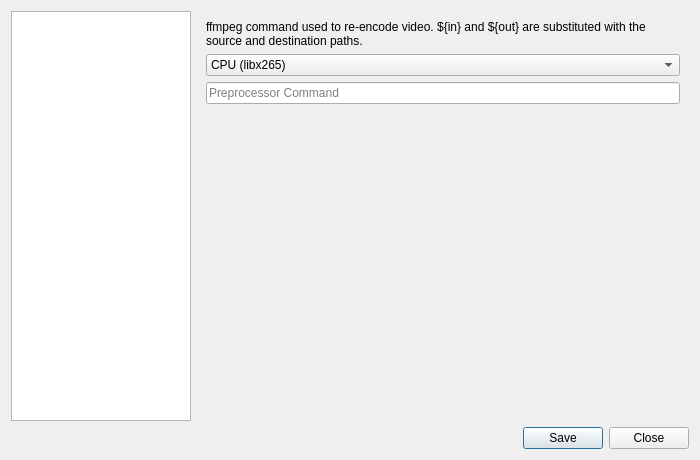
Qt form settingsdialog.ui (ryanknu/rkworkbench) before a commit.
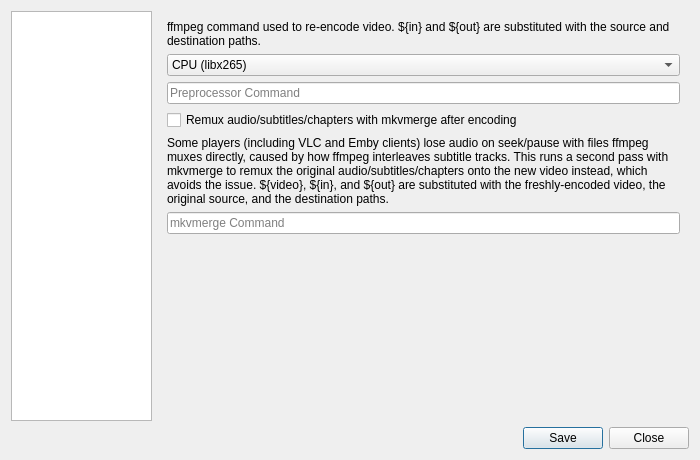
The same form after that commit. The open tabs and pages were chosen to show the change.

```diff
--- a/settingsdialog.ui
+++ b/settingsdialog.ui
@@ -351,6 +351,30 @@
            </property>
           </widget>
          </item>
+         <item>
+          <widget class="QCheckBox" name="mkvmergeRemuxCheckbox">
+           <property name="text">
+            <string>Remux audio/subtitles/chapters with mkvmerge after encoding</string>
+           </property>
+          </widget>
+         </item>
+         <item>
+          <widget class="QLabel" name="mkvmergeRemuxDesc">
+           <property name="text">
+            <string>Some players (including VLC and Emby clients) lose audio on seek/pause with files ffmpeg muxes directly, caused by how ffmpeg interleaves subtitle tracks. This runs a second pass with mkvmerge to remux the original audio/subtitles/chapters onto the new video instead, which avoids the issue. ${video}, ${in}, and ${out} are substituted with the freshly-encoded video, the original source, and the destination paths.</string>
+           </property>
+           <property name="wordWrap">
+            <bool>true</bool>
+           </property>
+          </widget>
+         </item>
+         <item>
+          <widget class="QLineEdit" name="mkvmergeCommandEdit">
+           <property name="placeholderText">
+            <string>mkvmerge Command</string>
+           </property>
+          </widget>
+         </item>
          <item>
           <spacer name="encodeSpacer">
            <property name="orientation">
```
